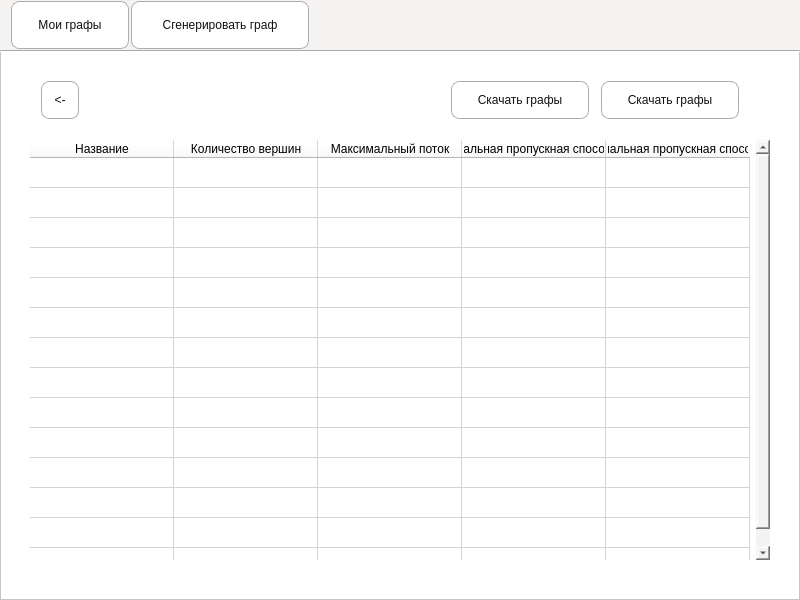
Before: the Qt Designer form ui/base_ui/mainWindow.ui in Ya-Varvara/Graph_generation, drawn with Qt 5.
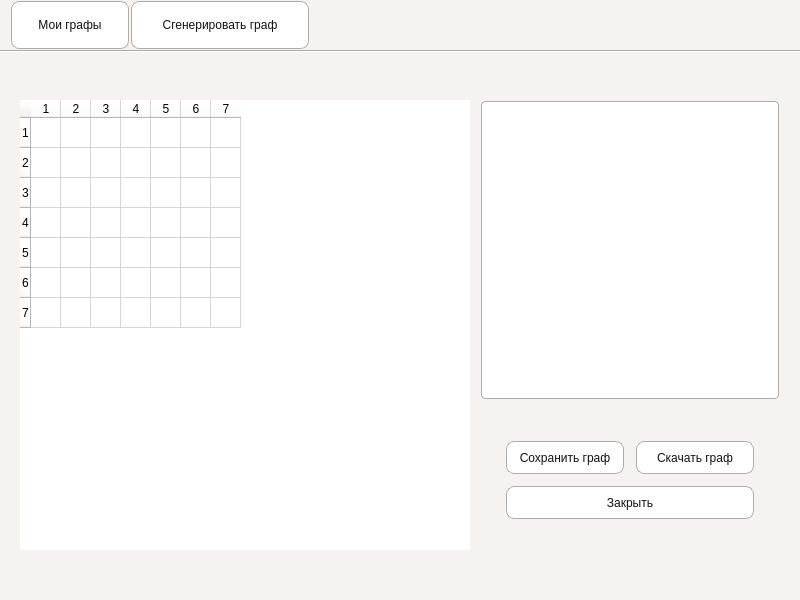
After: the same form once the commit is applied.

Commit message: Add graph generation, adding graph to DB

Patch:
```diff
--- a/ui/base_ui/mainWindow.ui
+++ b/ui/base_ui/mainWindow.ui
@@ -160,7 +160,7 @@
     <string>Сгенерировать граф</string>
    </property>
   </widget>
-  <widget class="QFrame" name="my_folders_frame">
+  <widget class="QWidget" name="my_folders_widget" native="true">
    <property name="geometry">
     <rect>
      <x>0</x>
@@ -172,12 +172,6 @@
    <property name="styleSheet">
     <string notr="true"/>
    </property>
-   <property name="frameShape">
-    <enum>QFrame::StyledPanel</enum>
-   </property>
-   <property name="frameShadow">
-    <enum>QFrame::Raised</enum>
-   </property>
    <widget class="QPushButton" name="create_folder_btn">
     <property name="geometry">
      <rect>
@@ -251,7 +245,7 @@
     </property>
    </widget>
   </widget>
-  <widget class="QFrame" name="generation_frame">
+  <widget class="QWidget" name="generation_widget" native="true">
    <property name="geometry">
     <rect>
      <x>0</x>
@@ -263,12 +257,6 @@
    <property name="styleSheet">
     <string notr="true">background-color: rgb(255, 255, 255);</string>
    </property>
-   <property name="frameShape">
-    <enum>QFrame::StyledPanel</enum>
-   </property>
-   <property name="frameShadow">
-    <enum>QFrame::Raised</enum>
-   </property>
    <widget class="QWidget" name="gridLayoutWidget">
     <property name="geometry">
      <rect>
@@ -342,6 +330,12 @@
          <height>27</height>
         </size>
        </property>
+       <property name="minimum">
+        <number>1</number>
+       </property>
+       <property name="maximum">
+        <number>30</number>
+       </property>
       </widget>
      </item>
      <item row="1" column="0">
@@ -444,6 +438,12 @@
          <height>27</height>
         </size>
        </property>
+       <property name="minimum">
+        <number>7</number>
+       </property>
+       <property name="maximum">
+        <number>15</number>
+       </property>
       </widget>
      </item>
      <item row="2" column="0">
@@ -509,6 +509,15 @@
          <height>23</height>
         </size>
        </property>
+       <property name="inputMethodHints">
+        <set>Qt::ImhDigitsOnly</set>
+       </property>
+       <property name="inputMask">
+        <string/>
+       </property>
+       <property name="frame">
+        <bool>true</bool>
+       </property>
       </widget>
      </item>
      <item row="2" column="1">
@@ -574,7 +583,7 @@
     </property>
    </widget>
   </widget>
-  <widget class="QFrame" name="graph_frame">
+  <widget class="QWidget" name="graph_widget" native="true">
    <property name="geometry">
     <rect>
      <x>0</x>
@@ -583,13 +592,7 @@
      <height>550</height>
     </rect>
    </property>
-   <property name="frameShape">
-    <enum>QFrame::StyledPanel</enum>
-   </property>
-   <property name="frameShadow">
-    <enum>QFrame::Raised</enum>
-   </property>
-   <widget class="QTextEdit" name="textEdit">
+   <widget class="QTextEdit" name="graph_info">
     <property name="geometry">
      <rect>
       <x>480</x>
@@ -599,7 +602,7 @@
      </rect>
     </property>
    </widget>
-   <widget class="QTableWidget" name="tableWidget_2">
+   <widget class="QTableWidget" name="weights_table">
     <property name="enabled">
      <bool>true</bool>
     </property>
@@ -622,12 +625,24 @@
       <pointsize>8</pointsize>
      </font>
     </property>
+    <property name="cursor" stdset="0">
+     <cursorShape>ArrowCursor</cursorShape>
+    </property>
+    <property name="contextMenuPolicy">
+     <enum>Qt::DefaultContextMenu</enum>
+    </property>
     <property name="frameShape">
      <enum>QFrame::HLine</enum>
     </property>
     <property name="frameShadow">
      <enum>QFrame::Plain</enum>
     </property>
+    <property name="sizeAdjustPolicy">
+     <enum>QAbstractScrollArea::AdjustToContents</enum>
+    </property>
+    <property name="editTriggers">
+     <set>QAbstractItemView::NoEditTriggers</set>
+    </property>
     <property name="selectionMode">
      <enum>QAbstractItemView::ExtendedSelection</enum>
     </property>
@@ -647,10 +662,10 @@
      <bool>true</bool>
     </property>
     <property name="rowCount">
-     <number>13</number>
+     <number>7</number>
     </property>
     <property name="columnCount">
-     <number>13</number>
+     <number>7</number>
     </property>
     <attribute name="horizontalHeaderVisible">
      <bool>true</bool>
@@ -659,13 +674,13 @@
      <bool>false</bool>
     </attribute>
     <attribute name="horizontalHeaderDefaultSectionSize">
-     <number>32</number>
+     <number>30</number>
     </attribute>
     <attribute name="horizontalHeaderHighlightSections">
      <bool>false</bool>
     </attribute>
     <attribute name="horizontalHeaderMinimumSectionSize">
-     <number>20</number>
+     <number>0</number>
     </attribute>
     <attribute name="horizontalHeaderShowSortIndicator" stdset="0">
      <bool>false</bool>
@@ -673,11 +688,17 @@
     <attribute name="verticalHeaderVisible">
      <bool>true</bool>
     </attribute>
+    <attribute name="verticalHeaderCascadingSectionResizes">
+     <bool>true</bool>
+    </attribute>
     <attribute name="verticalHeaderDefaultSectionSize">
-     <number>32</number>
+     <number>30</number>
+    </attribute>
+    <attribute name="verticalHeaderHighlightSections">
+     <bool>false</bool>
     </attribute>
     <attribute name="verticalHeaderMinimumSectionSize">
-     <number>20</number>
+     <number>0</number>
     </attribute>
     <attribute name="verticalHeaderShowSortIndicator" stdset="0">
      <bool>false</bool>
@@ -692,18 +713,6 @@
     <row/>
     <row/>
     <row/>
-    <row/>
-    <row/>
-    <row/>
-    <row/>
-    <row/>
-    <row/>
-    <column/>
-    <column/>
-    <column/>
-    <column/>
-    <column/>
-    <column/>
     <column/>
     <column/>
     <column/>
@@ -845,7 +854,7 @@
     </property>
    </widget>
   </widget>
-  <widget class="QFrame" name="my_graphs_frame">
+  <widget class="QWidget" name="my_graphs_widget" native="true">
    <property name="geometry">
     <rect>
      <x>0</x>
@@ -857,12 +866,6 @@
    <property name="styleSheet">
     <string notr="true"/>
    </property>
-   <property name="frameShape">
-    <enum>QFrame::StyledPanel</enum>
-   </property>
-   <property name="frameShadow">
-    <enum>QFrame::Raised</enum>
-   </property>
    <widget class="QPushButton" name="download_graphs_btn">
     <property name="geometry">
      <rect>
@@ -1076,10 +1079,10 @@
      <string notr="true"/>
     </property>
     <property name="text">
-     <string>Скачать графы</string>
+     <string>Посмотреть граф</string>
     </property>
    </widget>
-   <widget class="QPushButton" name="show_graph_btn_2">
+   <widget class="QPushButton" name="back_to_folders_btn">
     <property name="geometry">
      <rect>
       <x>40</x>
@@ -1098,10 +1101,10 @@
   </widget>
   <zorder>my_folders_btn</zorder>
   <zorder>generation_btn</zorder>
-  <zorder>generation_frame</zorder>
-  <zorder>my_folders_frame</zorder>
-  <zorder>graph_frame</zorder>
-  <zorder>my_graphs_frame</zorder>
+  <zorder>my_folders_widget</zorder>
+  <zorder>generation_widget</zorder>
+  <zorder>my_graphs_widget</zorder>
+  <zorder>graph_widget</zorder>
  </widget>
  <resources/>
  <connections/>
```
The commit also changes 6 other files.
